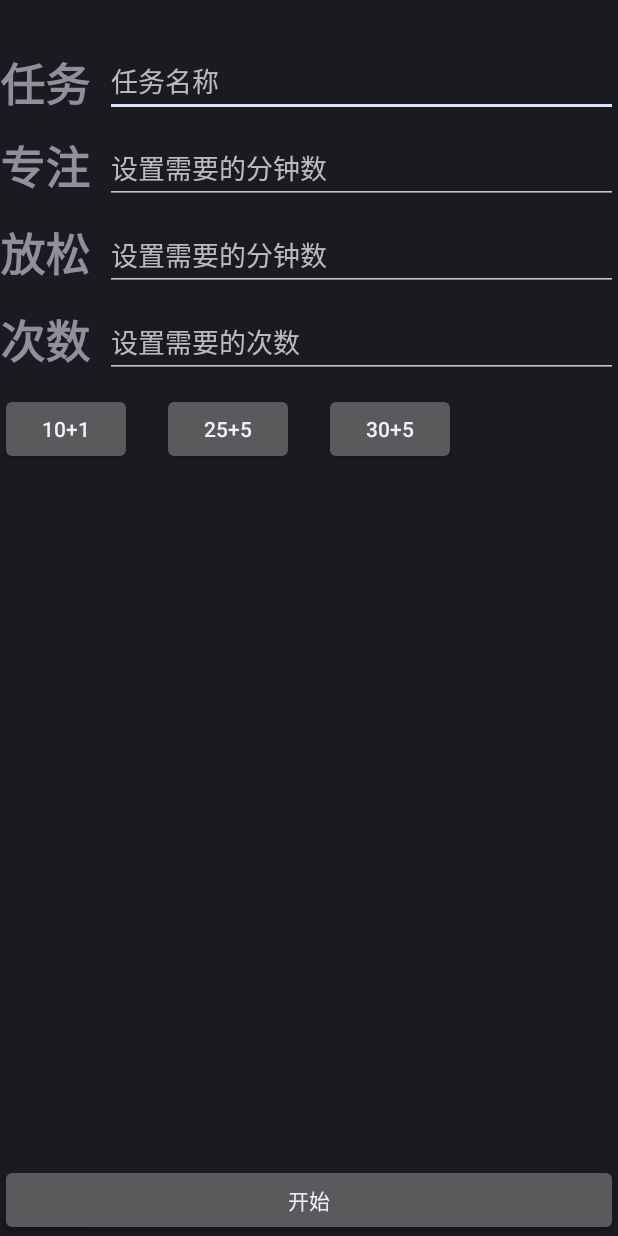
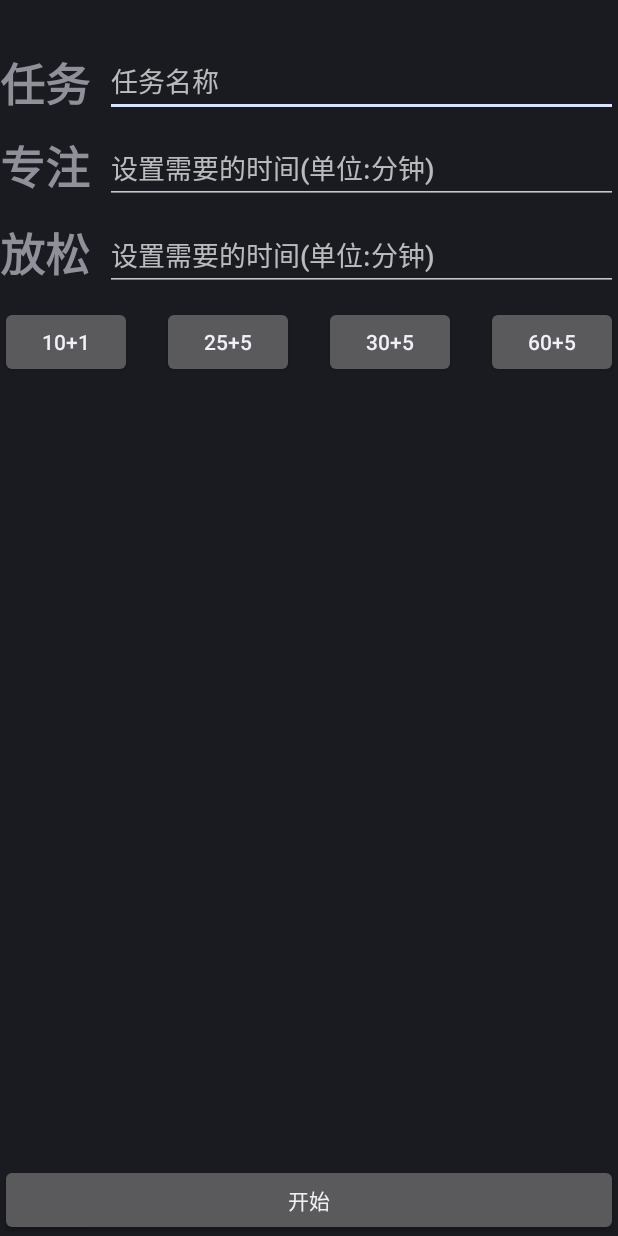
Before and after one commit to fireuk/TomatoClock, an Android app: the layout activity_main.xml on its own in the app's theme, with its tools: preview values and no code run, on a phone screen of 412 x 824 dp. Run offline under Robolectric (Android 15) with nearby library versions, the phone set to English and light mode, and no system bars.

Commit message:
snyc code

```diff
--- a/app/src/main/AndroidManifest.xml
+++ b/app/src/main/AndroidManifest.xml
@@ -17,7 +17,7 @@
         <activity
             android:name=".MainActivity"
             android:configChanges="keyboardHidden|orientation|screenSize"
-            android:screenOrientation="nosensor">
+            android:screenOrientation="landscape">
             <intent-filter>
                 <action android:name="android.intent.action.MAIN" />
                 <category android:name="android.intent.category.LAUNCHER" />
--- a/app/src/main/java/com/example/tomatoclock/TomatoClockCuntDownTimer.java
+++ b/app/src/main/java/com/example/tomatoclock/TomatoClockCuntDownTimer.java
@@ -33,8 +33,8 @@ public class TomatoClockCuntDownTimer extends CountDownTimer {
         ml_totalTime = millisInFuture;
     }
 
-    public String getRemainingTime(int int_minute){
-        mStringMinute = (int_minute>=10)?String.valueOf(mint_Minute):"0"+String.valueOf(mint_Minute);
+    public String getRemainingTime(){
+        mStringMinute = (mint_Minute>=10)?String.valueOf(mint_Minute):"0"+String.valueOf(mint_Minute);
         if (mInt_Second == 0 && mint_Minute > 0){
             mString_task_time = mStringMinute+":00";
             mInt_Second = 59;
--- a/app/src/main/res/layout/activity_main.xml
+++ b/app/src/main/res/layout/activity_main.xml
@@ -72,7 +72,7 @@
         android:inputType="number"
         android:hint="@string/hint_time"></EditText>
 
-    <TextView
+    <!--<TextView
         android:layout_width="wrap_content"
         android:layout_height="wrap_content"
         android:id="@+id/textView_repetition"
@@ -93,14 +93,15 @@
         android:layout_marginLeft="10dp"
         android:layout_marginTop="10dp"
         android:inputType="number"
-        android:hint="@string/hint_times"></EditText>
+        android:hint="@string/hint_times"></EditText>-->
 
     <Button
         android:layout_width="wrap_content"
         android:layout_height="wrap_content"
-        android:layout_below="@id/edit_repetition"
+        android:layout_below="@id/edit_relaxtime"
         android:id="@+id/btn_1001"
         android:text="@string/tenAndone"
+        android:onClick="choseTime"
         android:layout_marginTop="10dp"
         >
     </Button>
@@ -112,6 +113,7 @@
         android:layout_alignTop="@id/btn_1001"
         android:layout_marginLeft="20dp"
         android:id="@+id/btn_2505"
+        android:onClick="choseTime"
         android:text="@string/twofiveAndfive"></Button>
 
     <Button
@@ -121,17 +123,20 @@
         android:layout_toEndOf="@id/btn_2505"
         android:layout_marginLeft="20dp"
         android:id="@+id/btn_3005"
-        android:text="@string/thirdtenAndfive">
+        android:text="@string/thirdtenAndfive"
+        android:onClick="choseTime">
     </Button>
 
-    <!--<Button
+    <Button
         android:layout_width="wrap_content"
         android:layout_height="wrap_content"
         android:layout_alignTop="@id/btn_1001"
         android:layout_toEndOf="@id/btn_3005"
         android:layout_marginLeft="20dp"
         android:id="@+id/btn_6005"
-        android:text="@string/sixtenAndfive"></Button>-->
+        android:text="@string/sixtenAndfive"
+        android:onClick="choseTime"
+        ></Button>
 
     <Button
         android:id="@+id/start_btn"
--- a/app/src/main/res/values/strings.xml
+++ b/app/src/main/res/values/strings.xml
@@ -7,7 +7,7 @@
     <string name="rest_time">放松</string>
     <string name="repetition_times">次数</string>
     <string name="start_btn">开始</string>
-    <string name="hint_time">设置需要的分钟数</string>
+    <string name="hint_time">设置需要的时间(单位:分钟)</string>
     <string name="hint_times">设置需要的次数</string>
     <string name="noTaskTime">请设置专注时间</string>
     <string name="working">working</string>
```
Also changed, not shown: app/src/main/java/com/example/tomatoclock/MainActivity.java (+123 -47 lines).
